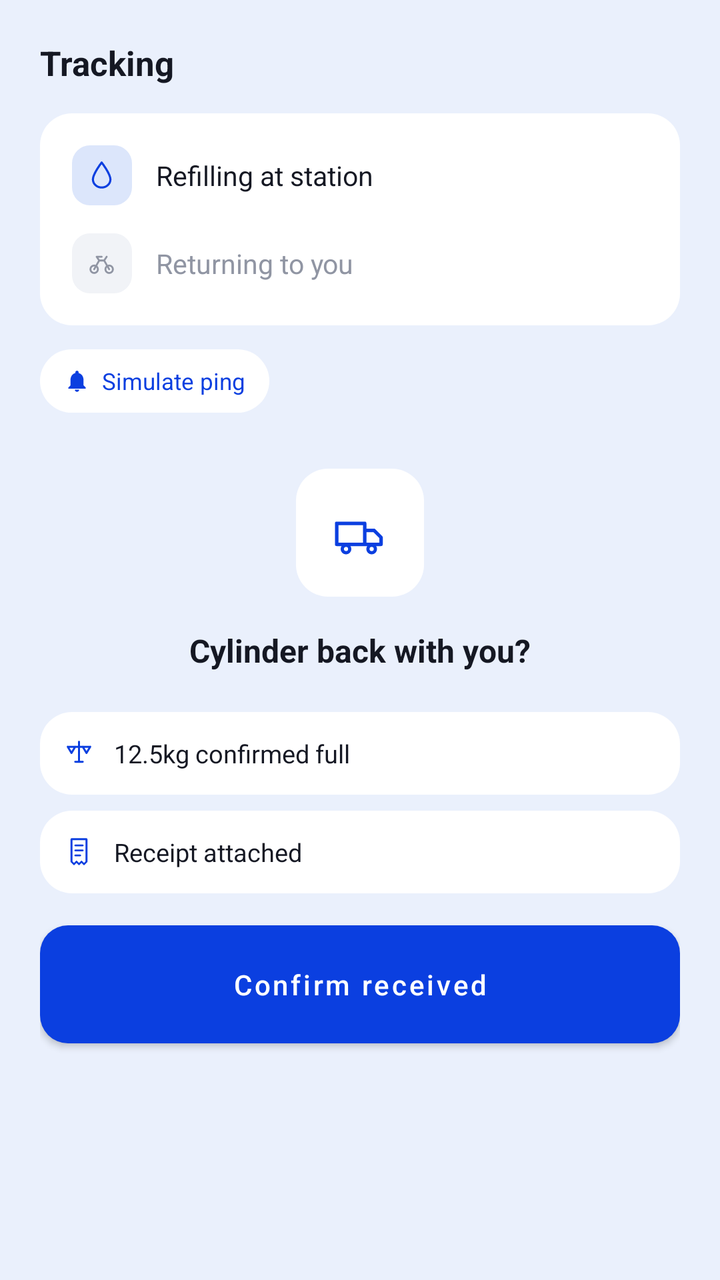
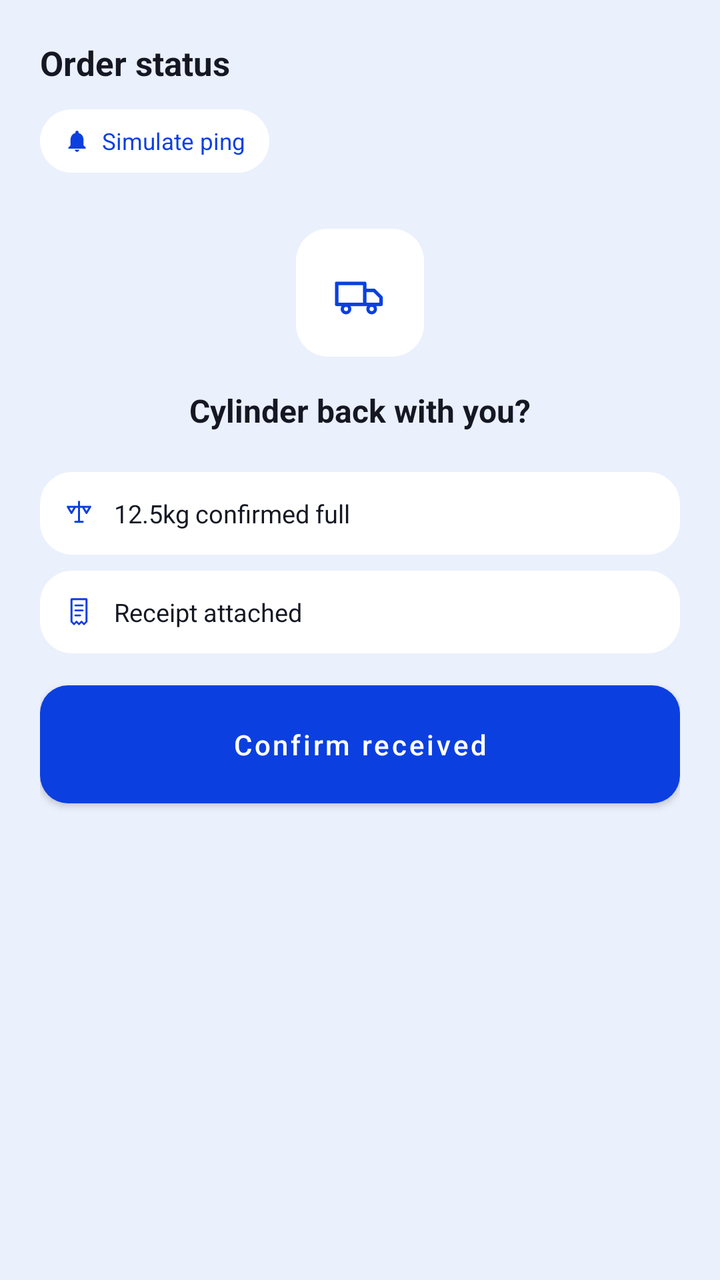

The first picture is an Android layout as it rendered before a commit; the second is the same layout after the commit. The layout source and the unified diff follow.
<!-- AndroidManifest.xml: application theme Theme.Blue -->
<!-- res/layout/view_track.xml -->
<?xml version="1.0" encoding="utf-8"?>
<ScrollView xmlns:android="http://schemas.android.com/apk/res/android"
    android:layout_width="match_parent"
    android:layout_height="match_parent"
    android:background="@color/bg"
    android:fillViewport="true">

    <LinearLayout
        android:layout_width="match_parent"
        android:layout_height="wrap_content"
        android:orientation="vertical"
        android:padding="20dp">

        <TextView
            android:layout_width="wrap_content"
            android:layout_height="wrap_content"
            android:text="Tracking"
            android:textColor="@color/ink"
            android:textSize="17sp"
            android:textStyle="bold" />

        <LinearLayout
            android:id="@+id/notifBanner"
            android:layout_width="match_parent"
            android:layout_height="wrap_content"
            android:layout_marginTop="16dp"
            android:orientation="horizontal"
            android:gravity="center_vertical"
            android:background="@drawable/bg_card"
            android:padding="12dp"
            android:visibility="gone">

            <ImageView
                android:layout_width="16dp"
                android:layout_height="16dp"
                android:src="@drawable/ic_bell"
                android:tint="@color/accent" />

            <TextView
                android:layout_width="wrap_content"
                android:layout_height="wrap_content"
                android:layout_marginStart="8dp"
                android:text="Rider arrived at station"
                android:textColor="@color/accent"
                android:textSize="12.5sp" />
        </LinearLayout>

        <LinearLayout
            android:layout_width="match_parent"
            android:layout_height="wrap_content"
            android:layout_marginTop="14dp"
            android:orientation="vertical"
            android:background="@drawable/bg_card"
            android:padding="16dp">

            <LinearLayout
                android:layout_width="match_parent"
                android:layout_height="wrap_content"
                android:orientation="horizontal"
                android:gravity="center_vertical">

                <LinearLayout
                    android:layout_width="30dp"
                    android:layout_height="30dp"
                    android:background="@drawable/bg_icon_chip"
                    android:gravity="center">

                    <ImageView
                        android:layout_width="15dp"
                        android:layout_height="15dp"
                        android:src="@drawable/ic_drop"
                        android:tint="@color/accent" />
                </LinearLayout>

                <TextView
                    android:layout_width="wrap_content"
                    android:layout_height="wrap_content"
                    android:layout_marginStart="12dp"
                    android:text="Refilling at station"
                    android:textColor="@color/ink"
                    android:textSize="13.5sp" />
            </LinearLayout>

            <LinearLayout
                android:layout_width="match_parent"
                android:layout_height="wrap_content"
                android:layout_marginTop="14dp"
                android:orientation="horizontal"
                android:gravity="center_vertical">

                <LinearLayout
                    android:layout_width="30dp"
                    android:layout_height="30dp"
                    android:background="@drawable/bg_icon_chip_muted"
                    android:gravity="center">

                    <ImageView
                        android:layout_width="15dp"
                        android:layout_height="15dp"
                        android:src="@drawable/ic_bike"
                        android:tint="@color/muted_icon" />
                </LinearLayout>

                <TextView
                    android:layout_width="wrap_content"
                    android:layout_height="wrap_content"
                    android:layout_marginStart="12dp"
                    android:text="Returning to you"
                    android:textColor="@color/muted_icon"
                    android:textSize="13.5sp" />
            </LinearLayout>

        </LinearLayout>

        <LinearLayout
            android:id="@+id/btnPing"
            android:layout_width="wrap_content"
            android:layout_height="wrap_content"
            android:layout_marginTop="12dp"
            android:orientation="horizontal"
            android:gravity="center_vertical"
            android:background="@drawable/bg_card"
            android:paddingStart="12dp"
            android:paddingEnd="12dp"
            android:paddingTop="8dp"
            android:paddingBottom="8dp"
            android:clickable="true"
            android:focusable="true">

            <ImageView
                android:layout_width="13dp"
                android:layout_height="13dp"
                android:src="@drawable/ic_bell"
                android:tint="@color/accent" />

            <TextView
                android:layout_width="wrap_content"
                android:layout_height="wrap_content"
                android:layout_marginStart="6dp"
                android:text="Simulate ping"
                android:textColor="@color/accent"
                android:textSize="11.5sp" />
        </LinearLayout>

        <LinearLayout
            android:layout_width="match_parent"
            android:layout_height="wrap_content"
            android:orientation="vertical"
            android:gravity="center_horizontal"
            android:layout_marginTop="28dp">

            <LinearLayout
                android:layout_width="64dp"
                android:layout_height="64dp"
                android:background="@drawable/bg_card"
                android:gravity="center">

                <ImageView
                    android:layout_width="28dp"
                    android:layout_height="28dp"
                    android:src="@drawable/ic_truck"
                    android:tint="@color/accent" />
            </LinearLayout>

            <TextView
                android:layout_width="wrap_content"
                android:layout_height="wrap_content"
                android:layout_marginTop="16dp"
                android:text="Cylinder back with you?"
                android:textColor="@color/ink"
                android:textSize="16sp"
                android:textStyle="bold" />
        </LinearLayout>

        <LinearLayout
            android:layout_width="match_parent"
            android:layout_height="wrap_content"
            android:layout_marginTop="20dp"
            android:orientation="horizontal"
            android:gravity="center_vertical"
            android:background="@drawable/bg_card"
            android:padding="12dp">

            <ImageView
                android:layout_width="15dp"
                android:layout_height="15dp"
                android:src="@drawable/ic_scale"
                android:tint="@color/accent" />

            <TextView
                android:id="@+id/tvWeightDetail"
                android:layout_width="wrap_content"
                android:layout_height="wrap_content"
                android:layout_marginStart="10dp"
                android:text="12.5kg confirmed full"
                android:textColor="@color/ink"
                android:textSize="12.5sp" />
        </LinearLayout>

        <LinearLayout
            android:layout_width="match_parent"
            android:layout_height="wrap_content"
            android:layout_marginTop="8dp"
            android:orientation="horizontal"
            android:gravity="center_vertical"
            android:background="@drawable/bg_card"
            android:padding="12dp">

            <ImageView
                android:layout_width="15dp"
                android:layout_height="15dp"
                android:src="@drawable/ic_receipt"
                android:tint="@color/accent" />

            <TextView
                android:layout_width="wrap_content"
                android:layout_height="wrap_content"
                android:layout_marginStart="10dp"
                android:text="Receipt attached"
                android:textColor="@color/ink"
                android:textSize="12.5sp" />
        </LinearLayout>

        <Button
            android:id="@+id/btnConfirmReceived"
            android:layout_width="match_parent"
            android:layout_height="wrap_content"
            android:layout_marginTop="16dp"
            android:background="@drawable/btn_accent"
            android:text="Confirm received"
            android:textColor="@color/white"
            android:textAllCaps="false"
            android:textSize="14sp"
            android:paddingTop="14dp"
            android:paddingBottom="14dp" />

    </LinearLayout>
</ScrollView>
<!-- resources referenced by this layout -->
<resources>
  <color name="accent">#0B3FE0</color>
  <color name="bg">#EAF0FC</color>
  <color name="ink">#151823</color>
  <color name="muted_icon">#9095A3</color>
  <color name="white">#FFFFFF</color>
  <!-- drawable bg_card (drawable) -->
  <?xml version="1.0" encoding="utf-8"?>
  <shape xmlns:android="http://schemas.android.com/apk/res/android">
      <solid android:color="@color/card" />
      <corners android:radius="16dp" />
  </shape>
  <!-- drawable bg_icon_chip (drawable) -->
  <?xml version="1.0" encoding="utf-8"?>
  <shape xmlns:android="http://schemas.android.com/apk/res/android">
      <solid android:color="@color/accent_soft" />
      <corners android:radius="9dp" />
  </shape>
  <!-- drawable bg_icon_chip_muted (drawable) -->
  <?xml version="1.0" encoding="utf-8"?>
  <shape xmlns:android="http://schemas.android.com/apk/res/android">
      <solid android:color="#F1F3F7" />
      <corners android:radius="9dp" />
  </shape>
  <!-- drawable btn_accent (drawable) -->
  <?xml version="1.0" encoding="utf-8"?>
  <shape xmlns:android="http://schemas.android.com/apk/res/android">
      <solid android:color="@color/accent" />
      <corners android:radius="14dp" />
  </shape>
  <!-- drawable ic_bell (drawable) -->
  <vector xmlns:android="http://schemas.android.com/apk/res/android"
      android:width="24dp" android:height="24dp"
      android:viewportWidth="24" android:viewportHeight="24">
      <path
          android:fillColor="#FF000000"
          android:pathData="M12,22C13.1,22 14,21.1 14,20L10,20C10,21.1 10.9,22 12,22ZM18,16V11C18,7.93 16.36,5.36 13.5,4.68V4C13.5,3.17 12.83,2.5 12,2.5C11.17,2.5 10.5,3.17 10.5,4V4.68C7.63,5.36 6,7.92 6,11V16L4,18V19H20V18L18,16Z" />
  </vector>
  <!-- drawable ic_bike (drawable) -->
  <vector xmlns:android="http://schemas.android.com/apk/res/android"
      android:width="24dp" android:height="24dp"
      android:viewportWidth="24" android:viewportHeight="24">
      <path
          android:pathData="M3,17A3,3 0 1,0 9,17A3,3 0 1,0 3,17Z M15,17A3,3 0 1,0 21,17A3,3 0 1,0 15,17Z M6,17L10,10L14,10L18,17 M10,10L8,7L12,7 M14,10L16,7"
          android:strokeColor="#FF000000"
          android:strokeWidth="1.5"
          android:fillColor="#00000000"
          android:strokeLineCap="round"
          android:strokeLineJoin="round" />
  </vector>
  <!-- drawable ic_drop (drawable) -->
  <vector xmlns:android="http://schemas.android.com/apk/res/android"
      android:width="24dp" android:height="24dp"
      android:viewportWidth="24" android:viewportHeight="24">
      <path
          android:pathData="M12,2C12,2 5,11 5,15.5C5,19.09 8.13,22 12,22C15.87,22 19,19.09 19,15.5C19,11 12,2 12,2Z"
          android:strokeColor="#FF000000"
          android:strokeWidth="1.7"
          android:fillColor="#00000000"
          android:strokeLineCap="round"
          android:strokeLineJoin="round" />
  </vector>
  <!-- drawable ic_scale (drawable) -->
  <vector xmlns:android="http://schemas.android.com/apk/res/android"
      android:width="24dp" android:height="24dp"
      android:viewportWidth="24" android:viewportHeight="24">
      <path
          android:pathData="M12,3L12,19 M4,7L20,7 M9,19L15,19 M3,7L6,12L9,7 M15,7L18,12L21,7"
          android:strokeColor="#FF000000"
          android:strokeWidth="1.6"
          android:fillColor="#00000000"
          android:strokeLineCap="round"
          android:strokeLineJoin="round" />
  </vector>
  <style name="Theme.Blue" parent="Theme.MaterialComponents.Light.NoActionBar">
          <item name="colorPrimary">@color/accent</item>
          <item name="colorPrimaryDark">@color/bg</item>
          <item name="colorAccent">@color/accent</item>
          <item name="android:windowBackground">@color/bg</item>
          <item name="android:statusBarColor">@color/bg</item>
          <item name="android:windowLightStatusBar">true</item>
      </style>
  <color name="card">#FFFFFF</color>
  <color name="accent_soft">#DCE6FB</color>
  <!-- unchanged entries left out for length: 2 -->
</resources>

<!-- the commit's change to res/layout/view_track.xml (unified diff, before → after) -->
@@ -14,7 +14,7 @@
         <TextView
             android:layout_width="wrap_content"
             android:layout_height="wrap_content"
-            android:text="Tracking"
+            android:text="Order status"
             android:textColor="@color/ink"
             android:textSize="17sp"
             android:textStyle="bold" />
@@ -37,79 +37,13 @@
                 android:tint="@color/accent" />
 
             <TextView
+                android:id="@+id/tvNotifBannerText"
                 android:layout_width="wrap_content"
                 android:layout_height="wrap_content"
                 android:layout_marginStart="8dp"
-                android:text="Rider arrived at station"
+                android:text="Rider is at the filling station"
                 android:textColor="@color/accent"
                 android:textSize="12.5sp" />
-        </LinearLayout>
-
-        <LinearLayout
-            android:layout_width="match_parent"
-            android:layout_height="wrap_content"
-            android:layout_marginTop="14dp"
-            android:orientation="vertical"
-            android:background="@drawable/bg_card"
-            android:padding="16dp">
-
-            <LinearLayout
-                android:layout_width="match_parent"
-                android:layout_height="wrap_content"
-                android:orientation="horizontal"
-                android:gravity="center_vertical">
-
-                <LinearLayout
-                    android:layout_width="30dp"
-                    android:layout_height="30dp"
-                    android:background="@drawable/bg_icon_chip"
-                    android:gravity="center">
-
-                    <ImageView
-                        android:layout_width="15dp"
-                        android:layout_height="15dp"
-                        android:src="@drawable/ic_drop"
-                        android:tint="@color/accent" />
-                </LinearLayout>
-
-                <TextView
-                    android:layout_width="wrap_content"
-                    android:layout_height="wrap_content"
-                    android:layout_marginStart="12dp"
-                    android:text="Refilling at station"
-                    android:textColor="@color/ink"
-                    android:textSize="13.5sp" />
-            </LinearLayout>
-
-            <LinearLayout
-                android:layout_width="match_parent"
-                android:layout_height="wrap_content"
-                android:layout_marginTop="14dp"
-                android:orientation="horizontal"
-                android:gravity="center_vertical">
-
-                <LinearLayout
-                    android:layout_width="30dp"
-                    android:layout_height="30dp"
-                    android:background="@drawable/bg_icon_chip_muted"
-                    android:gravity="center">
-
-                    <ImageView
-                        android:layout_width="15dp"
-                        android:layout_height="15dp"
-                        android:src="@drawable/ic_bike"
-                        android:tint="@color/muted_icon" />
-                </LinearLayout>
-
-                <TextView
-                    android:layout_width="wrap_content"
-                    android:layout_height="wrap_content"
-                    android:layout_marginStart="12dp"
-                    android:text="Returning to you"
-                    android:textColor="@color/muted_icon"
-                    android:textSize="13.5sp" />
-            </LinearLayout>
-
         </LinearLayout>
 
         <LinearLayout
<!-- resource entries referenced after the edit -->
@@ -3,25 +3,12 @@
   <color name="accent">#0B3FE0</color>
   <color name="bg">#EAF0FC</color>
   <color name="ink">#151823</color>
-  <color name="muted_icon">#9095A3</color>
   <color name="white">#FFFFFF</color>
   <!-- drawable bg_card (drawable) -->
   <?xml version="1.0" encoding="utf-8"?>
   <shape xmlns:android="http://schemas.android.com/apk/res/android">
       <solid android:color="@color/card" />
       <corners android:radius="16dp" />
-  </shape>
-  <!-- drawable bg_icon_chip (drawable) -->
-  <?xml version="1.0" encoding="utf-8"?>
-  <shape xmlns:android="http://schemas.android.com/apk/res/android">
-      <solid android:color="@color/accent_soft" />
-      <corners android:radius="9dp" />
-  </shape>
-  <!-- drawable bg_icon_chip_muted (drawable) -->
-  <?xml version="1.0" encoding="utf-8"?>
-  <shape xmlns:android="http://schemas.android.com/apk/res/android">
-      <solid android:color="#F1F3F7" />
-      <corners android:radius="9dp" />
   </shape>
   <!-- drawable btn_accent (drawable) -->
   <?xml version="1.0" encoding="utf-8"?>
@@ -36,30 +23,6 @@
       <path
           android:fillColor="#FF000000"
           android:pathData="M12,22C13.1,22 14,21.1 14,20L10,20C10,21.1 10.9,22 12,22ZM18,16V11C18,7.93 16.36,5.36 13.5,4.68V4C13.5,3.17 12.83,2.5 12,2.5C11.17,2.5 10.5,3.17 10.5,4V4.68C7.63,5.36 6,7.92 6,11V16L4,18V19H20V18L18,16Z" />
-  </vector>
-  <!-- drawable ic_bike (drawable) -->
-  <vector xmlns:android="http://schemas.android.com/apk/res/android"
-      android:width="24dp" android:height="24dp"
-      android:viewportWidth="24" android:viewportHeight="24">
-      <path
-          android:pathData="M3,17A3,3 0 1,0 9,17A3,3 0 1,0 3,17Z M15,17A3,3 0 1,0 21,17A3,3 0 1,0 15,17Z M6,17L10,10L14,10L18,17 M10,10L8,7L12,7 M14,10L16,7"
-          android:strokeColor="#FF000000"
-          android:strokeWidth="1.5"
-          android:fillColor="#00000000"
-          android:strokeLineCap="round"
-          android:strokeLineJoin="round" />
-  </vector>
-  <!-- drawable ic_drop (drawable) -->
-  <vector xmlns:android="http://schemas.android.com/apk/res/android"
-      android:width="24dp" android:height="24dp"
-      android:viewportWidth="24" android:viewportHeight="24">
-      <path
-          android:pathData="M12,2C12,2 5,11 5,15.5C5,19.09 8.13,22 12,22C15.87,22 19,19.09 19,15.5C19,11 12,2 12,2Z"
-          android:strokeColor="#FF000000"
-          android:strokeWidth="1.7"
-          android:fillColor="#00000000"
-          android:strokeLineCap="round"
-          android:strokeLineJoin="round" />
   </vector>
   <!-- drawable ic_scale (drawable) -->
   <vector xmlns:android="http://schemas.android.com/apk/res/android"
@@ -82,7 +45,6 @@
           <item name="android:windowLightStatusBar">true</item>
       </style>
   <color name="card">#FFFFFF</color>
-  <color name="accent_soft">#DCE6FB</color>
   <!-- unchanged entries left out for length: 2 -->
 </resources>
 
